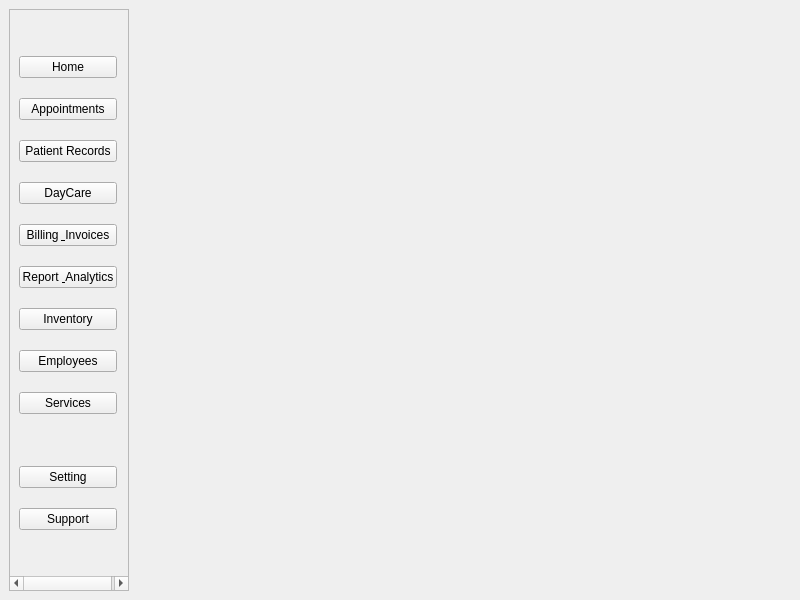
Before: the Qt Designer form MainUI.ui in ASNaeem/Simple-VCMS, drawn with Qt 5.
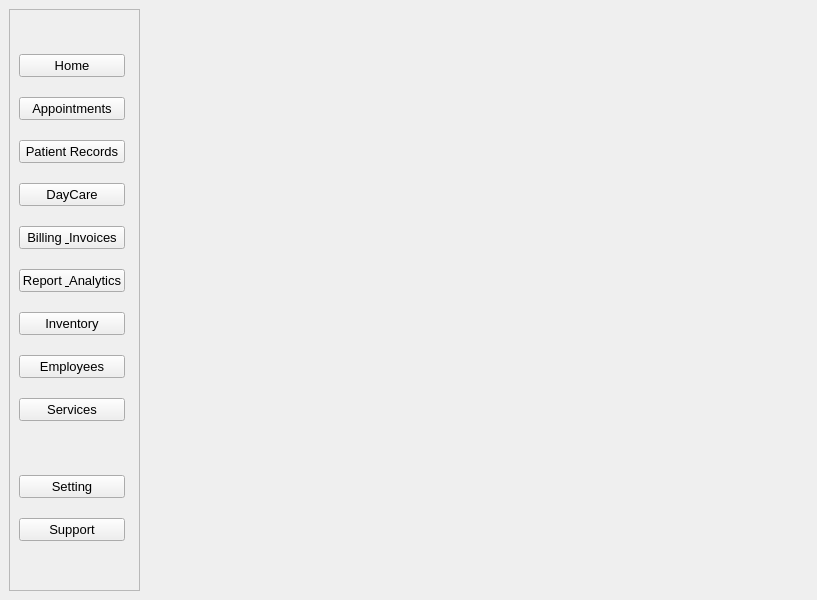
After: the same form once the commit is applied.

What changed in the file:
```diff
--- a/MainUI.ui
+++ b/MainUI.ui
@@ -6,7 +6,7 @@
    <rect>
     <x>0</x>
     <y>0</y>
-    <width>800</width>
+    <width>817</width>
     <height>600</height>
    </rect>
   </property>
@@ -14,7 +14,7 @@
    <string>VCMS || Dashboard</string>
   </property>
   <widget class="QWidget" name="centralwidget">
-   <layout class="QHBoxLayout" name="horizontalLayout" stretch="17,93">
+   <layout class="QHBoxLayout" name="horizontalLayout" stretch="0,1">
     <item>
      <widget class="QScrollArea" name="scrollArea">
       <property name="widgetResizable">
@@ -25,7 +25,7 @@
         <rect>
          <x>0</x>
          <y>0</y>
-         <width>118</width>
+         <width>130</width>
          <height>580</height>
         </rect>
        </property>
@@ -36,7 +36,7 @@
            <number>0</number>
           </property>
           <property name="topMargin">
-           <number>5</number>
+           <number>0</number>
           </property>
           <property name="rightMargin">
            <number>5</number>
@@ -49,6 +49,14 @@
           </property>
           <item row="13" column="0">
            <widget class="QPushButton" name="button_support">
+            <property name="font">
+             <font>
+              <family>Yu Gothic UI</family>
+              <pointsize>10</pointsize>
+              <weight>50</weight>
+              <bold>false</bold>
+             </font>
+            </property>
             <property name="text">
              <string>Support</string>
             </property>
@@ -56,6 +64,14 @@
           </item>
           <item row="10" column="0">
            <widget class="QPushButton" name="button_services">
+            <property name="font">
+             <font>
+              <family>Yu Gothic UI</family>
+              <pointsize>10</pointsize>
+              <weight>50</weight>
+              <bold>false</bold>
+             </font>
+            </property>
             <property name="text">
              <string>Services</string>
             </property>
@@ -63,6 +79,14 @@
           </item>
           <item row="4" column="0">
            <widget class="QPushButton" name="button_patients">
+            <property name="font">
+             <font>
+              <family>Yu Gothic UI</family>
+              <pointsize>10</pointsize>
+              <weight>50</weight>
+              <bold>false</bold>
+             </font>
+            </property>
             <property name="text">
              <string>Patient Records</string>
             </property>
@@ -70,6 +94,14 @@
           </item>
           <item row="9" column="0">
            <widget class="QPushButton" name="button_employees">
+            <property name="font">
+             <font>
+              <family>Yu Gothic UI</family>
+              <pointsize>10</pointsize>
+              <weight>50</weight>
+              <bold>false</bold>
+             </font>
+            </property>
             <property name="text">
              <string>Employees</string>
             </property>
@@ -103,6 +135,14 @@
           </item>
           <item row="3" column="0">
            <widget class="QPushButton" name="button_appointments">
+            <property name="font">
+             <font>
+              <family>Yu Gothic UI</family>
+              <pointsize>10</pointsize>
+              <weight>50</weight>
+              <bold>false</bold>
+             </font>
+            </property>
             <property name="text">
              <string>Appointments</string>
             </property>
@@ -110,6 +150,14 @@
           </item>
           <item row="12" column="0">
            <widget class="QPushButton" name="button_setting">
+            <property name="font">
+             <font>
+              <family>Yu Gothic UI</family>
+              <pointsize>10</pointsize>
+              <weight>50</weight>
+              <bold>false</bold>
+             </font>
+            </property>
             <property name="text">
              <string>Setting</string>
             </property>
@@ -117,6 +165,14 @@
           </item>
           <item row="2" column="0">
            <widget class="QPushButton" name="button_home">
+            <property name="font">
+             <font>
+              <family>Yu Gothic UI</family>
+              <pointsize>10</pointsize>
+              <weight>50</weight>
+              <bold>false</bold>
+             </font>
+            </property>
             <property name="text">
              <string>Home</string>
             </property>
@@ -124,6 +180,14 @@
           </item>
           <item row="8" column="0">
            <widget class="QPushButton" name="button_inventory">
+            <property name="font">
+             <font>
+              <family>Yu Gothic UI</family>
+              <pointsize>10</pointsize>
+              <weight>50</weight>
+              <bold>false</bold>
+             </font>
+            </property>
             <property name="text">
              <string>Inventory</string>
             </property>
@@ -131,6 +195,14 @@
           </item>
           <item row="6" column="0">
            <widget class="QPushButton" name="button_billing">
+            <property name="font">
+             <font>
+              <family>Yu Gothic UI</family>
+              <pointsize>10</pointsize>
+              <weight>50</weight>
+              <bold>false</bold>
+             </font>
+            </property>
             <property name="text">
              <string>Billing &amp; Invoices</string>
             </property>
@@ -138,6 +210,14 @@
           </item>
           <item row="7" column="0">
            <widget class="QPushButton" name="button_analytics">
+            <property name="font">
+             <font>
+              <family>Yu Gothic UI</family>
+              <pointsize>10</pointsize>
+              <weight>50</weight>
+              <bold>false</bold>
+             </font>
+            </property>
             <property name="text">
              <string>Report &amp; Analytics</string>
             </property>
@@ -145,6 +225,14 @@
           </item>
           <item row="5" column="0">
            <widget class="QPushButton" name="pushButton">
+            <property name="font">
+             <font>
+              <family>Yu Gothic UI</family>
+              <pointsize>10</pointsize>
+              <weight>50</weight>
+              <bold>false</bold>
+             </font>
+            </property>
             <property name="text">
              <string>DayCare</string>
             </property>
```
